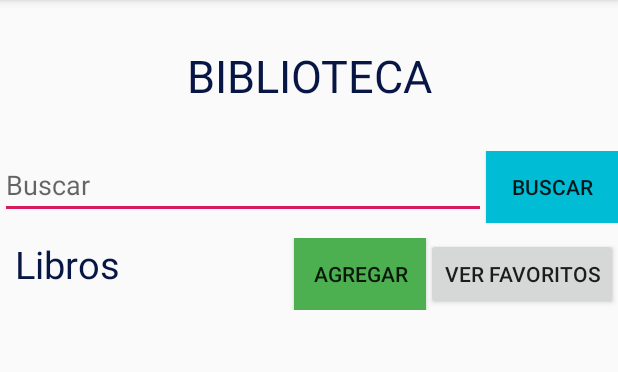
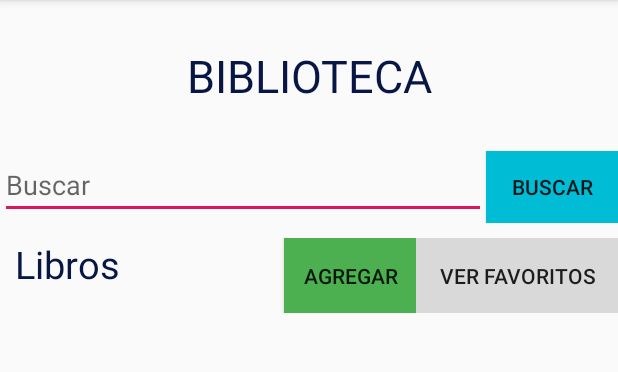
Before and after one commit to DiegoVeega/Taller4_PDM, an Android app: the screen it shows after launch (MainActivity), on a phone screen of 412 x 824 dp, the part 84-456 px from its top. Run offline under Robolectric (Android 15) with nearby library versions, the phone set to English and light mode, and no system bars; our stand-ins replace Room's generated code.

Commit message:
Modificando botones, port and land

```diff
--- a/app/src/main/java/com/example/taller4/Adapter/BookAdapter.kt
+++ b/app/src/main/java/com/example/taller4/Adapter/BookAdapter.kt
@@ -50,6 +50,7 @@ class BookAdapter internal constructor(context: Context) : RecyclerView.Adapter<
         holder.wordItemViewFav.setOnClickListener(listenerBoton)
         if(current.Fav.equals(false)){
             holder.wordItemViewFav.text = "Agregar"
+
         }else{
             holder.wordItemViewFav.text = "Eliminar"
         }
--- a/app/src/main/res/layout-land/activity_main.xml
+++ b/app/src/main/res/layout-land/activity_main.xml
@@ -8,10 +8,10 @@
     tools:context=".MainActivity">
 
     <FrameLayout
-        android:id="@+id/fl_lista"
-        android:layout_width="match_parent"
-        android:layout_height="match_parent"
-        android:layout_weight="1">
+            android:id="@+id/fl_lista"
+            android:layout_width="301dp"
+            android:layout_height="match_parent"
+            android:layout_weight="1">
 
     </FrameLayout>
 
--- a/app/src/main/res/layout-land/fragment_list_book.xml
+++ b/app/src/main/res/layout-land/fragment_list_book.xml
@@ -65,7 +65,9 @@
             android:id="@+id/btn_verFav"
             android:layout_width="wrap_content"
             android:layout_height="wrap_content"
-            android:text="Ver Favoritos"/>
+            android:text="Ver Favoritos"
+        android:background="@color/btn_fav"
+        android:padding="15dp"/>
 
     </LinearLayout>
 
--- a/app/src/main/res/layout-land/recyclerview_item.xml
+++ b/app/src/main/res/layout-land/recyclerview_item.xml
@@ -53,11 +53,13 @@
             android:layout_width="wrap_content"
             android:layout_height="wrap_content"
             android:layout_gravity="center">
+            <!--
             <TextView
                 android:text="Favoritos"
                 android:layout_width="wrap_content"
                 android:layout_height="wrap_content"
                 android:textSize="20dp" />
+                -->
             <Button
                 android:id="@+id/btn_favorito"
                 android:layout_width="wrap_content"
--- a/app/src/main/res/layout/fragment_list_book.xml
+++ b/app/src/main/res/layout/fragment_list_book.xml
@@ -65,8 +65,10 @@
         <Button
             android:id="@+id/btn_verFav"
             android:layout_width="wrap_content"
-            android:layout_height="wrap_content"
-            android:text="Ver Favoritos"/>
+            android:layout_height="match_parent"
+            android:text="Ver Favoritos"
+            android:padding="15dp"
+        android:background="@color/btn_fav"/>
 
     </LinearLayout>
 
--- a/app/src/main/res/layout/recyclerview_item.xml
+++ b/app/src/main/res/layout/recyclerview_item.xml
@@ -13,11 +13,13 @@
         android:layout_width="wrap_content"
         android:layout_height="wrap_content"
         android:layout_gravity="center">
+        <!--
         <TextView
             android:text="Favoritos"
             android:layout_width="wrap_content"
             android:layout_height="wrap_content"
             android:textSize="20dp" />
+            -->
     <Button
         android:id="@+id/btn_favorito"
         android:layout_width="wrap_content"
--- a/app/src/main/res/values/colors.xml
+++ b/app/src/main/res/values/colors.xml
@@ -6,4 +6,5 @@
     <color name="btn_add">#4CAF50</color>
     <color name="btn_search">#00BCD4</color>
     <color name="colorTitle">#071644</color>
+    <color name="btn_fav">#d9d9d9</color>
 </resources>
```
Also changed, not shown: 2 other files.
